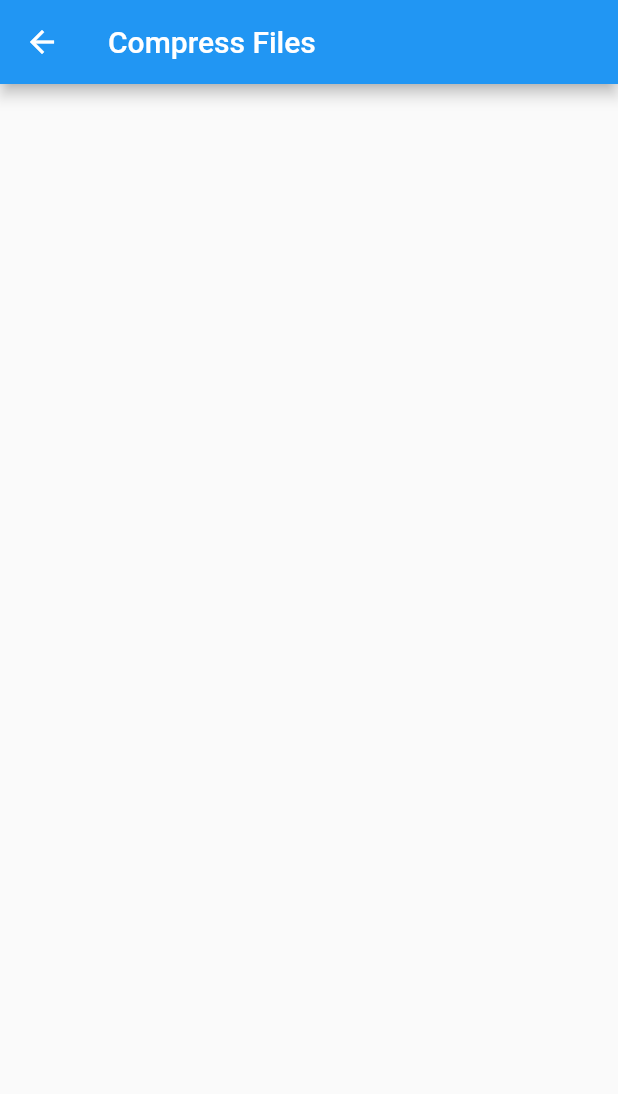
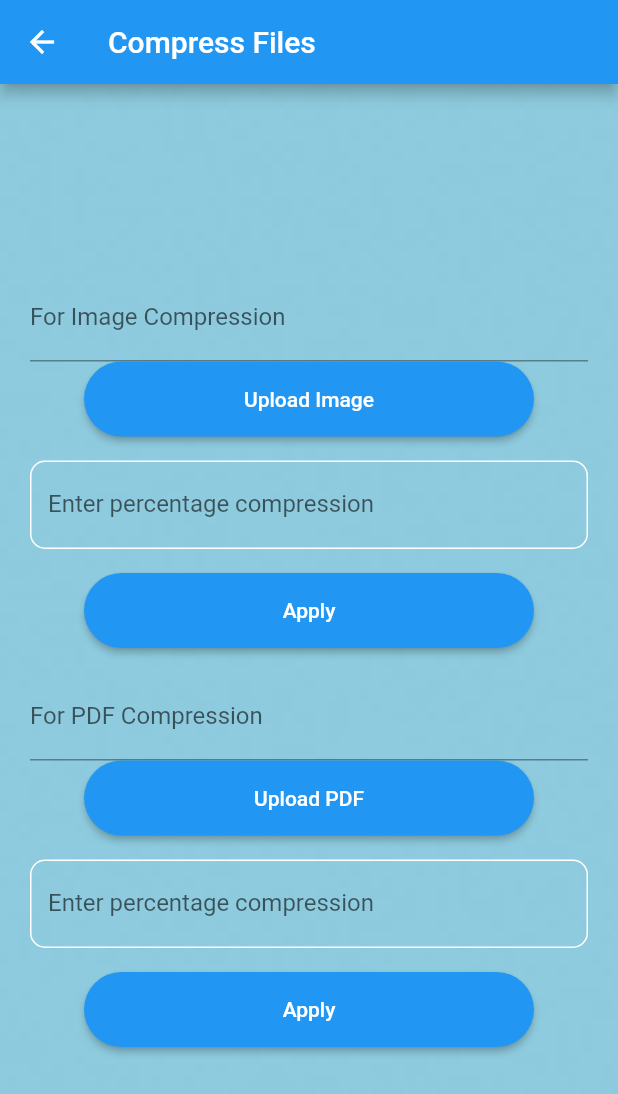
Before and after one commit to Fatima-Naqoosh/OmniScan, a Flutter app: the CompressScreen screen opened directly, on a phone screen of 412 x 824 dp. Shown: the top 1094 px of the screen. Run offline on Flutter 3.47's test engine with Material 2 defaults, Android fonts, the light colour scheme and no system bars; our stand-ins replace file_picker, flutter_image_compress, image_picker.

Commit message:
Added pdf compression

```diff
--- a/omniscan/lib/compress_screen.dart
+++ b/omniscan/lib/compress_screen.dart
@@ -1,5 +1,8 @@
+import 'dart:io';
+import 'package:file_picker/file_picker.dart';
+import 'package:image_picker/image_picker.dart';
 import 'package:flutter/material.dart';
-
+import 'package:flutter_image_compress/flutter_image_compress.dart';
 class CompressScreen extends StatefulWidget {
   const CompressScreen({ Key? key }) : super(key: key);
 
@@ -8,13 +11,179 @@
 }
 
 class _CompressScreenState extends State<CompressScreen> {
+
+  late File _image;
+  late File _pdf;
+  late int image_quality;
+  late int file_quality;
+  getImageFile() async {
+    final ImagePicker _picker = ImagePicker();
+    final XFile? image = await _picker.pickImage(source: ImageSource.gallery);
+    setState( () {
+      _image = image as File;
+    }
+    );
+  }
+  getPDFFile() async {
+    FilePickerResult? result = await FilePicker.platform.pickFiles(
+        type: FileType.custom,
+        allowedExtensions: ['pdf'],
+    );
+  }
+  void compressImage(File file) async {
+    // ignore: unused_local_variable
+    var result = await FlutterImageCompress.compressAndGetFile(
+        file.absolute.path, file.absolute.path,
+        quality: image_quality,
+      );
+    print(file.lengthSync());
+    print(result!.lengthSync());
+
+  }
+
+  @override
   Widget build(BuildContext context) {
     return Scaffold(
       appBar: AppBar(
         title: Text("Compress Files"),
       ),
-      body: Center(
-        child: Text(" ")
+      body: Container(decoration: BoxDecoration(
+        image: DecorationImage(
+          image: AssetImage("assets/images/background.jpg"),  fit: BoxFit.cover,
+        )
+      ),
+        padding: EdgeInsets.symmetric(horizontal: 20.0),
+            child: Column(
+          mainAxisAlignment: MainAxisAlignment.center,
+          children: [
+            TextFormField(
+              decoration:  InputDecoration(
+              labelText: 'For Image Compression'
+            ),
+            ),
+
+            SizedBox(
+              width: 300,
+              height: 50,
+              // ignore: deprecated_member_use
+              child: RaisedButton(
+                padding: EdgeInsets.symmetric(vertical: 8, horizontal: 30),
+                onPressed: () {
+                  getImageFile();
+                },
+                color: Colors.blue,
+                shape: RoundedRectangleBorder(
+                  borderRadius: BorderRadius.all(Radius.circular(30))),
+                child: Text(
+                  "Upload Image",
+                  style: TextStyle(color: Colors.white),
+                ),
+                ),
+            ),
+            SizedBox(
+              height: 16,
+            ),
+            TextFormField(
+              decoration:  InputDecoration(
+              enabledBorder: OutlineInputBorder(
+                      borderSide: BorderSide(
+                        color: Colors.white,
+                      ),
+                      borderRadius: BorderRadius.circular(10.0),
+                    ),
+              labelText: 'Enter percentage compression'
+            ),
+            ),
+
+            SizedBox(
+              height: 16,
+            ),
+            SizedBox(
+              width: 300,
+              height: 50,
+              // ignore: deprecated_member_use
+              child: RaisedButton(
+                padding: EdgeInsets.symmetric(vertical: 8, horizontal: 30),
+                onPressed: () {
+                  compressImage(_image);
+                },
+                color: Colors.blue,
+                shape: RoundedRectangleBorder(
+                  borderRadius: BorderRadius.all(Radius.circular(30))),
+                child: Text(
+                  "Apply",
+                  style: TextStyle(color: Colors.white),
+                ),
+                ),
+            ),
+
+            SizedBox(
+              height: 16,
+            ),
+            TextFormField(
+              decoration:  InputDecoration(
+              labelText: 'For PDF Compression'
+            ),
+            ),
+
+            SizedBox(
+              width: 300,
+              height: 50,
+              // ignore: deprecated_member_use
+              child: RaisedButton(
+                padding: EdgeInsets.symmetric(vertical: 8, horizontal: 30),
+                onPressed: () {
+                  getPDFFile();
+                },
+                color: Colors.blue,
+                shape: RoundedRectangleBorder(
+                  borderRadius: BorderRadius.all(Radius.circular(30))),
+                child: Text(
+                  "Upload PDF",
+                  style: TextStyle(color: Colors.white),
+                ),
+                ),
+            ),
+            SizedBox(
+              height: 16,
+            ),
+            TextFormField(
+              decoration:  InputDecoration(
+              enabledBorder: OutlineInputBorder(
+                      borderSide: BorderSide(
+                        color: Colors.white,
+                      ),
+                      borderRadius: BorderRadius.circular(10.0),
+                    ),
+              labelText: 'Enter percentage compression'
+            ),
+            ),
+
+            SizedBox(
+              height: 16,
+            ),
+            SizedBox(
+              width: 300,
+              height: 50,
+              // ignore: deprecated_member_use
+              child: RaisedButton(
+                padding: EdgeInsets.symmetric(vertical: 8, horizontal: 30),
+                onPressed: () {
+                  //compressFile(_pdf);
+                },
+                color: Colors.blue,
+                shape: RoundedRectangleBorder(
+                  borderRadius: BorderRadius.all(Radius.circular(30))),
+                child: Text(
+                  "Apply",
+                  style: TextStyle(color: Colors.white),
+                ),
+                ),
+            ),
+
+
+      ],
+        )
       ),
     );
   }
```
